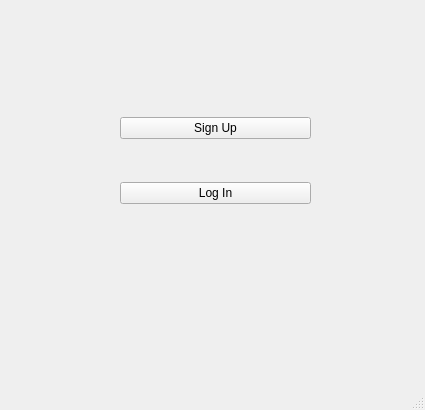
First picture: the form in mainwindow.ui, repository sanazshokrzadeh/Messanger_throw_10, before the edit.
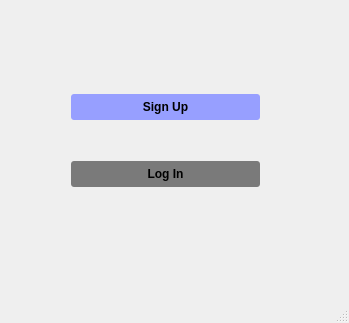
Second picture: the form after the edit.

```diff
--- a/mainwindow.ui
+++ b/mainwindow.ui
@@ -6,19 +6,19 @@
    <rect>
     <x>0</x>
     <y>0</y>
-    <width>425</width>
-    <height>410</height>
+    <width>349</width>
+    <height>323</height>
    </rect>
   </property>
   <property name="windowTitle">
    <string>MainWindow</string>
   </property>
   <widget class="QWidget" name="centralwidget">
-   <widget class="QWidget" name="">
+   <widget class="QWidget" name="layoutWidget">
     <property name="geometry">
      <rect>
-      <x>120</x>
-      <y>80</y>
+      <x>70</x>
+      <y>60</y>
       <width>191</width>
       <height>161</height>
      </rect>
@@ -26,6 +26,20 @@
     <layout class="QVBoxLayout" name="verticalLayout">
      <item>
       <widget class="QPushButton" name="pushButton_signup_on_mainwindow">
+       <property name="styleSheet">
+        <string notr="true">QPushButton
+{
+	background-color:rgb(151, 159, 255);
+	color: rgb(252, 252 252);
+	font-weight: bold;
+	border-style: solid;
+	border-width: 2px;
+	border-radius:4px;
+	padding: 5px;
+	font: 700 12pt &quot;Exo 4&quot;;
+}
+</string>
+       </property>
        <property name="text">
         <string>Sign Up</string>
        </property>
@@ -33,6 +47,19 @@
      </item>
      <item>
       <widget class="QPushButton" name="pushButton_Login_on_mainwindow">
+       <property name="styleSheet">
+        <string notr="true">QPushButton
+{
+	background-color:rgb(122, 122, 122);
+	color: rgb(252, 252 252);
+	font-weight: bold;
+	border-style: solid;
+	border-width: 2px;
+	border-radius:4px;
+	padding: 5px;
+	font: 700 12pt &quot;Exo 4&quot;;
+}</string>
+       </property>
        <property name="text">
         <string>Log In</string>
        </property>
```
Left out of the diff: 4 changed lines with no effect on the pictures.
